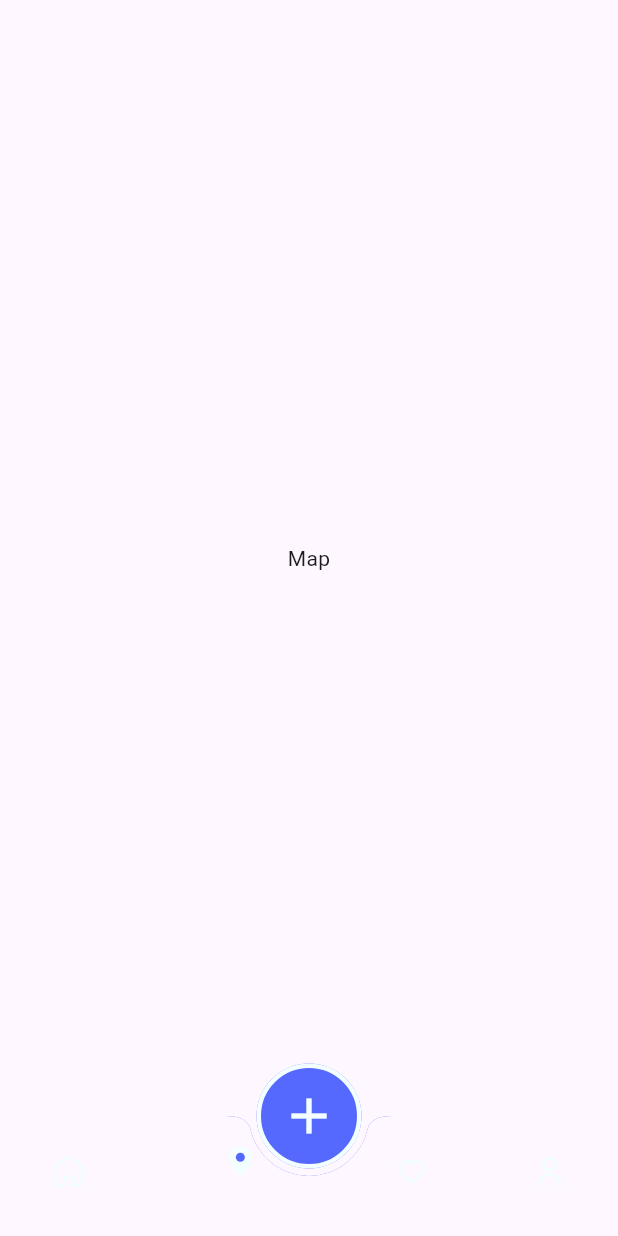
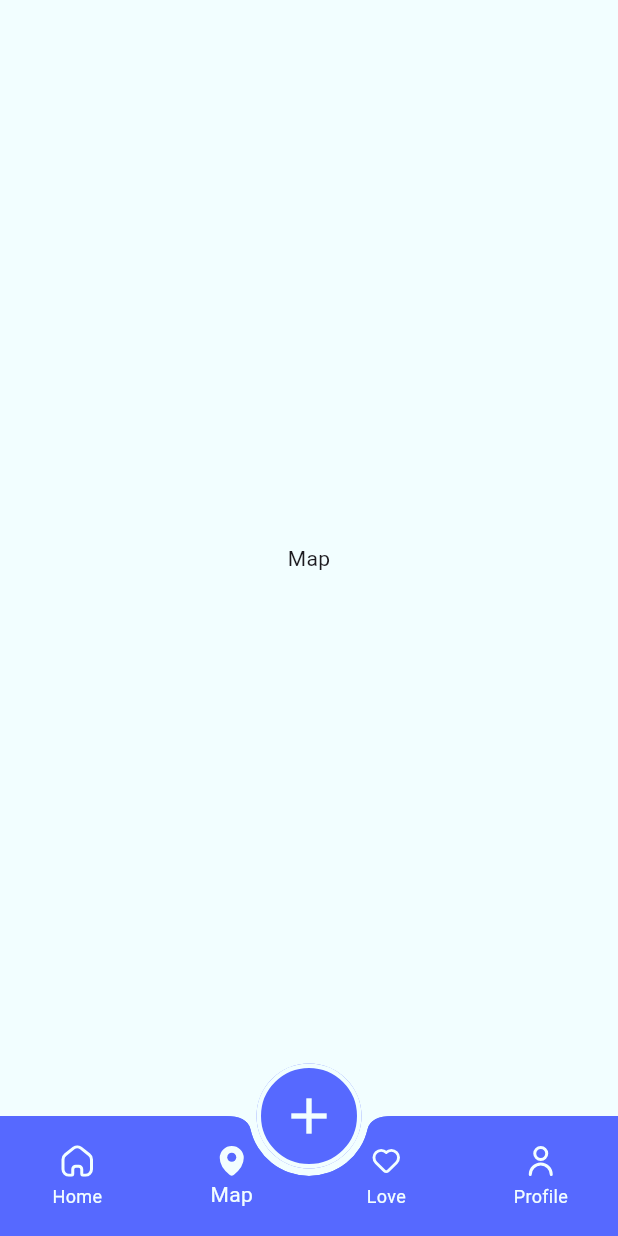
Before and after one commit to sma826/evently_app, a Flutter app: the screen it shows after launch, item 2 of the bottom bar chosen, on a phone screen of 412 x 824 dp. Run offline on Flutter 3.47's test engine with Material 3 defaults, Android fonts, the phone set to English and light mode, and no system bars; our stand-ins replace flutter_svg, smooth_page_indicator.

Commit message:
* remove theme of time and date pickers

```diff
--- a/lib/main.dart
+++ b/lib/main.dart
@@ -1,4 +1,3 @@
-import 'package:evently_application/core/constants/app_colors.dart';
 import 'package:evently_application/core/constants/app_theme_style.dart';
 import 'package:evently_application/modules/home%20screen/home_screen.dart';
 import 'package:flutter/material.dart';
@@ -14,19 +13,19 @@ class MyApp extends StatelessWidget {
   @override
   Widget build(BuildContext context) {
     return MaterialApp(
-      theme: ThemeData(
-          timePickerTheme: TimePickerThemeData(
-            backgroundColor: AppColors.backgroundLight,
-            dialBackgroundColor: Colors.blue.shade50,
-            dialHandColor: AppColors.primaryColor,
-            hourMinuteColor: Colors.blue.shade50,
-            hourMinuteTextColor: AppColors.black,
-            dayPeriodColor: Colors.blue.shade50,
-          ),
-          datePickerTheme: DatePickerThemeData(
-            backgroundColor: Colors.blue.shade50,
-          )
-      ),
+      // theme: ThemeData(
+      //     timePickerTheme: TimePickerThemeData(
+      //       backgroundColor: AppColors.backgroundLight,
+      //       dialBackgroundColor: Colors.blue.shade50,
+      //       dialHandColor: AppColors.primaryColor,
+      //       hourMinuteColor: Colors.blue.shade50,
+      //       hourMinuteTextColor: AppColors.black,
+      //       dayPeriodColor: Colors.blue.shade50,
+      //     ),
+      //     datePickerTheme: DatePickerThemeData(
+      //       backgroundColor: Colors.blue.shade50,
+      //     )
+      // ),
       debugShowCheckedModeBanner: false,
       // initialRoute: SplashView.routeName, // start at splash
       // routes: {
@@ -39,7 +38,7 @@ class MyApp extends StatelessWidget {
       //   CreateEventScreen.routeName : (_) => CreateEventScreen(),
       // },
       home: HomeScreen(),
-      // theme: AppTheme.lightTheme,
+      theme: AppTheme.lightTheme,
       darkTheme: AppTheme.darkTheme,
       themeMode: ThemeMode.light,
     );
```
